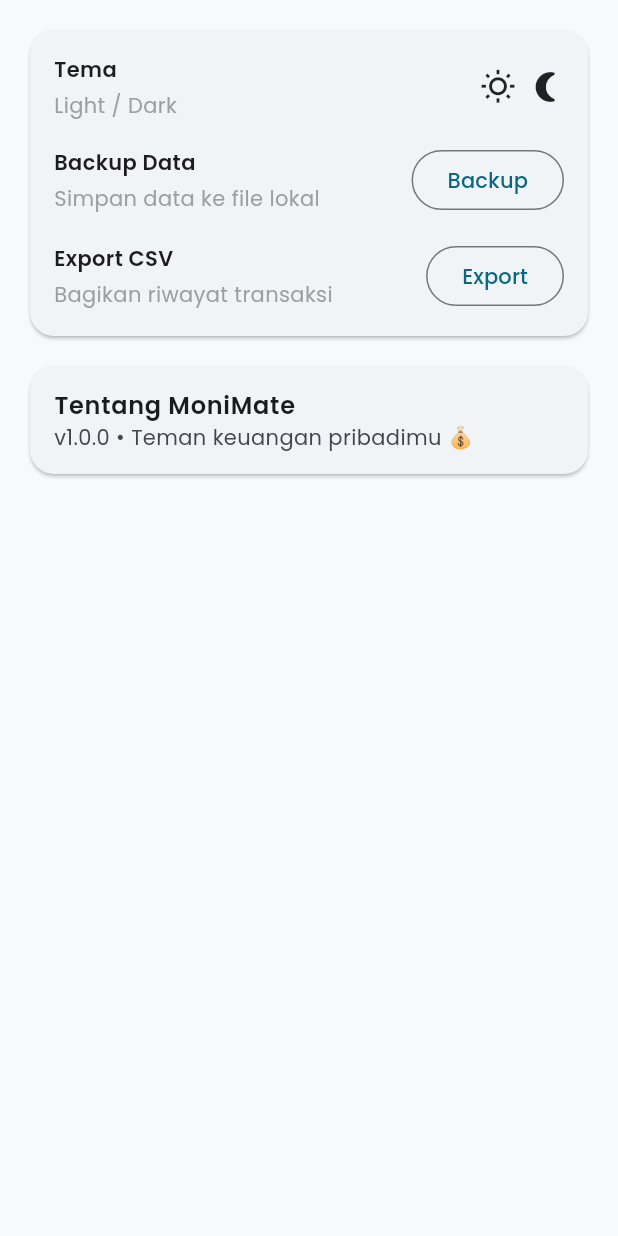
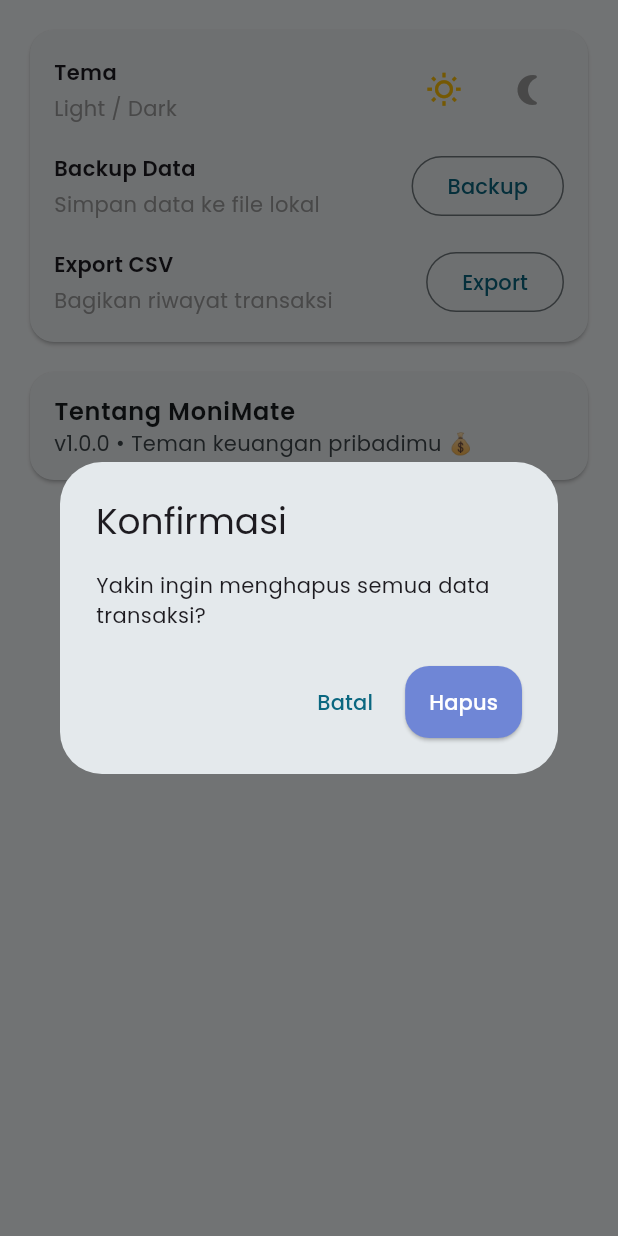
Before and after one commit to zainalsalamun/moni_mate_flutter, a Flutter app: the SettingsPage widget shown alone on an empty page, opened directly, after a tap on "Backup", on a phone screen of 412 x 824 dp. Run offline on Flutter 3.47's test engine with Material 3 defaults, Android fonts, the phone set to English and light mode, and no system bars; our stand-ins replace csv, get, get_storage, google_fonts, hive, hive_flutter and 1 more; accounts and stored records are empty.

Commit message:
update : setting page with integration

```diff
--- a/lib/pages/settings_page.dart
+++ b/lib/pages/settings_page.dart
@@ -1,10 +1,17 @@
+import 'package:flutter/material.dart';
+import 'package:get/get.dart';
+import 'package:monimate/data/controller/theme_controller.dart';
+import 'package:monimate/data/controller/transaction_controller.dart';
+import '../data/services/export_service.dart';
 
-import 'package:flutter/material.dart';
 class SettingsPage extends StatelessWidget {
   const SettingsPage({super.key});
 
   @override
   Widget build(BuildContext context) {
+    final c = Get.find<TransactionController>();
+    final themeC = Get.find<ThemeController>();
+
     return ListView(
       padding: const EdgeInsets.all(16),
       children: [
@@ -13,50 +20,162 @@
             padding: const EdgeInsets.all(16.0),
             child: Column(
               children: [
+                Obx(() {
+                  final isDark = themeC.themeMode.value == ThemeMode.dark;
+                  return Row(
+                    mainAxisAlignment: MainAxisAlignment.spaceBetween,
+                    children: [
+                      const Column(
+                        crossAxisAlignment: CrossAxisAlignment.start,
+                        children: [
+                          Text('Tema',
+                              style: TextStyle(fontWeight: FontWeight.w600)),
+                          SizedBox(height: 4),
+                          Text('Light / Dark',
+                              style: TextStyle(color: Colors.grey)),
+                        ],
+                      ),
+                      Row(
+                        children: [
+                          IconButton(
+                            tooltip: 'Mode Terang',
+                            onPressed: () {
+                              themeC.toggleTheme(false);
+                              Get.snackbar(
+                                'Tema Berubah',
+                                'Mode Terang Aktif ☀️',
+                                snackPosition: SnackPosition.BOTTOM,
+                                duration: const Duration(seconds: 2),
+                              );
+                            },
+                            icon: Icon(
+                              Icons.wb_sunny_outlined,
+                              color:
+                                  !isDark ? Colors.amber : Colors.grey.shade500,
+                            ),
+                          ),
+                          const SizedBox(width: 8),
+                          IconButton(
+                            tooltip: 'Mode Gelap',
+                            onPressed: () {
+                              themeC.toggleTheme(true);
+                              Get.snackbar(
+                                'Tema Berubah',
+                                'Mode Gelap Aktif 🌙',
+                                snackPosition: SnackPosition.BOTTOM,
+                                duration: const Duration(seconds: 2),
+                              );
+                            },
+                            icon: Icon(
+                              Icons.nightlight_round,
+                              color: isDark
+                                  ? Colors.blueAccent
+                                  : Colors.grey.shade500,
+                            ),
+                          ),
+                        ],
+                      ),
+                    ],
+                  );
+                }),
+
+                const SizedBox(height: 16),
+
+                //Backup Data (hapus semua)
                 Row(
                   mainAxisAlignment: MainAxisAlignment.spaceBetween,
                   children: [
-                    Column(crossAxisAlignment: CrossAxisAlignment.start, children: const [
-                      Text('Tema', style: TextStyle(fontWeight: FontWeight.w600)),
-                      SizedBox(height: 4),
-                      Text('Light / Dark', style: TextStyle(color: Colors.grey)),
-                    ]),
-                    const Row(children: [Icon(Icons.wb_sunny_outlined), SizedBox(width: 8), Icon(Icons.nightlight_round)]),
+                    const Column(
+                      crossAxisAlignment: CrossAxisAlignment.start,
+                      children: [
+                        Text('Backup Data',
+                            style: TextStyle(fontWeight: FontWeight.w600)),
+                        SizedBox(height: 4),
+                        Text('Simpan data ke file lokal',
+                            style: TextStyle(color: Colors.grey)),
+                      ],
+                    ),
+                    OutlinedButton(
+                      onPressed: () async {
+                        final confirm = await Get.dialog<bool>(
+                          AlertDialog(
+                            title: const Text('Konfirmasi'),
+                            content: const Text(
+                                'Yakin ingin menghapus semua data transaksi?'),
+                            actions: [
+                              TextButton(
+                                onPressed: () => Get.back(result: false),
+                                child: const Text('Batal'),
+                              ),
+                              ElevatedButton(
+                                onPressed: () => Get.back(result: true),
+                                child: const Text('Hapus'),
+                              ),
+                            ],
+                          ),
+                        );
+                        if (confirm == true) {
+                          c.clearAll();
+                          Get.snackbar('Data dihapus',
+                              'Semua transaksi berhasil dihapus.');
+                        }
+                      },
+                      child: const Text('Backup'),
+                    ),
                   ],
                 ),
+
                 const SizedBox(height: 16),
+
+                //Export CSV
                 Row(
                   mainAxisAlignment: MainAxisAlignment.spaceBetween,
                   children: [
-                    Column(crossAxisAlignment: CrossAxisAlignment.start, children: const [
-                      Text('Backup Data', style: TextStyle(fontWeight: FontWeight.w600)),
-                      SizedBox(height: 4),
-                      Text('Simpan data ke file lokal', style: TextStyle(color: Colors.grey)),
-                    ]),
-                    OutlinedButton(onPressed: (){}, child: const Text('Backup')),
-                  ],
-                ),
-                const SizedBox(height: 16),
-                Row(
-                  mainAxisAlignment: MainAxisAlignment.spaceBetween,
-                  children: [
-                    Column(crossAxisAlignment: CrossAxisAlignment.start, children: const [
-                      Text('Export CSV', style: TextStyle(fontWeight: FontWeight.w600)),
-                      SizedBox(height: 4),
-                      Text('Bagikan riwayat transaksi', style: TextStyle(color: Colors.grey)),
-                    ]),
-                    OutlinedButton(onPressed: (){}, child: const Text('Export')),
+                    const Column(
+                      crossAxisAlignment: CrossAxisAlignment.start,
+                      children: [
+                        Text('Export CSV',
+                            style: TextStyle(fontWeight: FontWeight.w600)),
+                        SizedBox(height: 4),
+                        Text('Bagikan riwayat transaksi',
+                            style: TextStyle(color: Colors.grey)),
+                      ],
+                    ),
+                    OutlinedButton(
+                      onPressed: () async {
+                        if (c.transactions.isEmpty) {
+                          Get.snackbar('Tidak ada data',
+                              'Belum ada transaksi untuk diexport');
+                          return;
+                        }
+
+                        Get.snackbar('Menyiapkan...',
+                            'Membuat file CSV, tunggu sebentar');
+                        final path =
+                            await ExportService.exportToCsv(c.transactions);
+                        await ExportService.shareCsv(path);
+                        Get.snackbar('Berhasil',
+                            'File berhasil diexport dan siap dibagikan');
+                      },
+                      child: const Text('Export'),
+                    ),
                   ],
                 ),
               ],
             ),
           ),
         ),
+
         const SizedBox(height: 12),
-        Card(
+
+        // Tentang
+        const Card(
           child: ListTile(
-            title: const Text('Tentang MoniMate', style: TextStyle(fontWeight: FontWeight.w600)),
-            subtitle: const Text('v1.0.0 • Teman keuangan pribadimu 💰'),
+            title: Text(
+              'Tentang MoniMate',
+              style: TextStyle(fontWeight: FontWeight.w600),
+            ),
+            subtitle: Text('v1.0.0 • Teman keuangan pribadimu 💰'),
           ),
         ),
       ],
```
